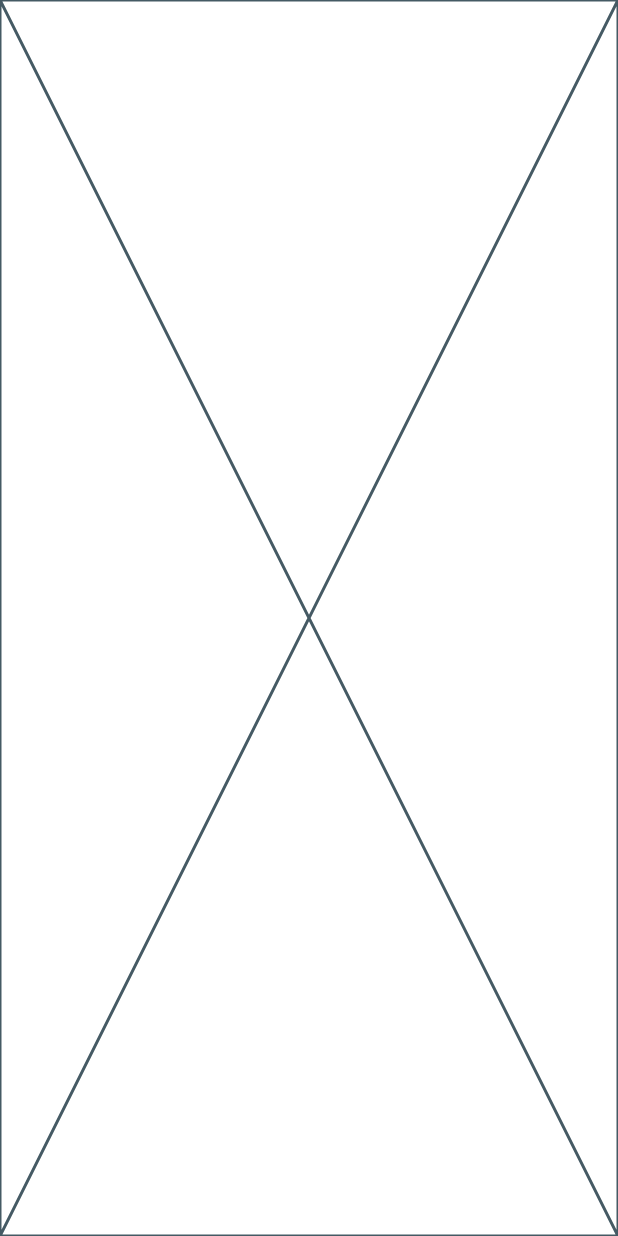
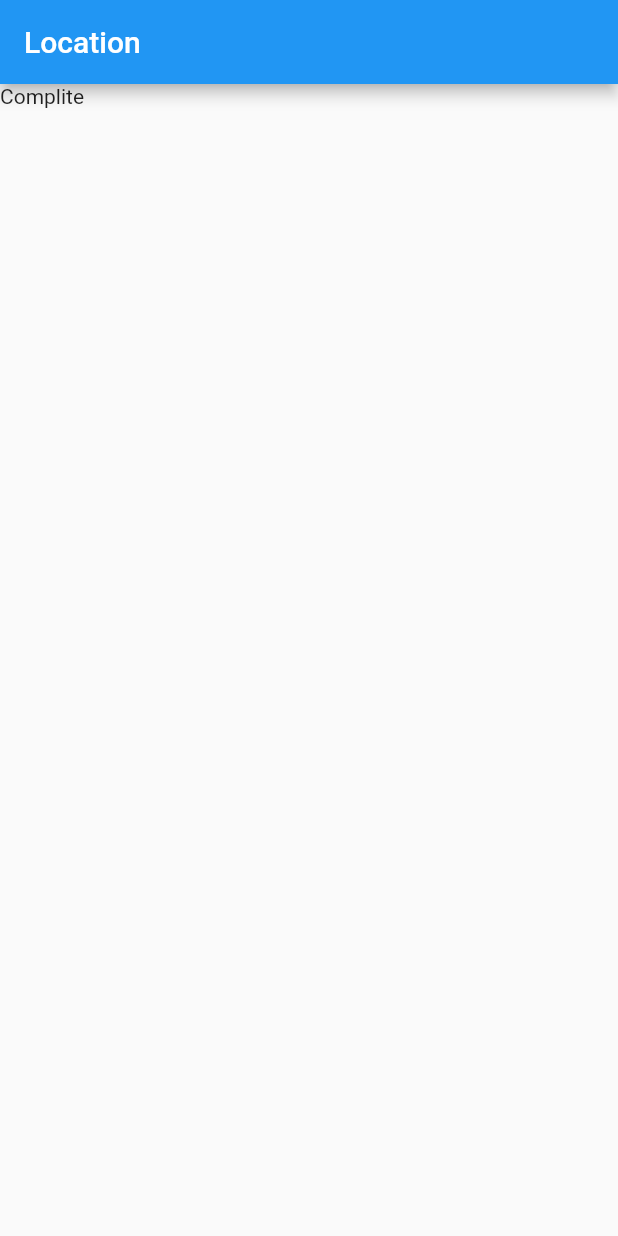
Before and after one commit to netos23/rick_and_morty_app, a Flutter app: the screen it shows after launch, on a phone screen of 412 x 824 dp. Run offline on Flutter 3.47's test engine with Material 2 defaults, Android fonts, the phone set to English and light mode, and no system bars; our stand-ins replace freezed_annotation.

Commit message:
Сделена FutureUpdater А так же freezed

```diff
--- a/lib/main.dart
+++ b/lib/main.dart
@@ -2,5 +2,7 @@ import 'package:flutter/material.dart';
 import 'package:rick_and_morty/rick_and_morty_app.dart';
 
 void main() {
-  runApp(const RickAndMortyApp());
+  runApp(
+    MaterialApp(home: const RickAndMortyApp()),
+  );
 }
--- /dev/null
+++ b/lib/model/future_updater.dart
@@ -0,0 +1,66 @@
+import 'dart:async';
+
+import 'package:flutter/material.dart';
+
+typedef DataBuilder<T> = Widget Function(BuildContext, T?);
+typedef ErrorBuilder<T> = Widget Function(BuildContext, dynamic, T?);
+typedef LoadingBuilder = Widget Function(BuildContext);
+
+class FutureUpdater<T> extends StatefulWidget {
+  FutureUpdater(
+      {required this.future,
+      required this.builder,
+      this.errorBuilder,
+      this.loadingBuilder,
+      super.key});
+
+  Future<T> future;
+  DataBuilder<T> builder;
+  ErrorBuilder<T>? errorBuilder;
+  LoadingBuilder? loadingBuilder;
+
+  @override
+  State<FutureUpdater<T>> createState() => _FutureUpdaterState();
+}
+
+class _FutureUpdaterState<T> extends State<FutureUpdater<T>> {
+  T? _data;
+  dynamic _error;
+
+  @override
+  void initState() {
+    super.initState();
+    widget.future
+      ..then((value) {
+        _handleEvent(value);
+      })
+      ..catchError((error) {
+        _handleError(error);
+      });
+  }
+
+  void _handleError(error) {
+    setState(() {
+      _error = error;
+    });
+  }
+
+  void _handleEvent(value) {
+    setState(() {
+      _data = value;
+    });
+  }
+
+  @override
+  Widget build(BuildContext context) {
+    final errorBuilder = widget.errorBuilder;
+    if (_error != null && errorBuilder != null) {
+      return errorBuilder.call(context, _error, _data);
+    }
+    final loadingBuilder = widget.loadingBuilder;
+    if (_data == null && loadingBuilder != null) {
+      return loadingBuilder.call(context);
+    }
+    return widget.builder(context, _data);
+  }
+}
--- /dev/null
+++ b/lib/model/location/location.dart
@@ -0,0 +1,21 @@
+import 'package:freezed_annotation/freezed_annotation.dart';
+
+part 'location.freezed.dart';
+
+part 'location.g.dart';
+
+@freezed
+class Location with _$Location {
+  const factory Location({
+    required int id,
+    required String name,
+    required String type,
+    required String dimension,
+    required List<String> residents,
+    required String url,
+    required String created,
+  })= _Location;
+
+  factory Location.fromJson(Map<String, dynamic> json)=>
+      _$LocationFromJson(json);
+}
--- a/lib/rick_and_morty_app.dart
+++ b/lib/rick_and_morty_app.dart
@@ -1,10 +1,34 @@
 import 'package:flutter/material.dart';
+import 'package:rick_and_morty/model/future_updater.dart';
 
 class RickAndMortyApp extends StatelessWidget {
   const RickAndMortyApp({super.key});
 
   @override
   Widget build(BuildContext context) {
-    return const Placeholder();
+    return Scaffold(
+      appBar: AppBar(
+        title: Text('Location'),
+      ),
+      body:
+      FutureUpdater(
+        future: Future(() async {
+          await Future.delayed(Duration(seconds: 3));
+          return 'Complite';
+        }),
+        builder: (context, data) {
+          data ??= '-1';
+          return Text(data);
+        },
+        loadingBuilder: (context) {
+          return Center(
+            child: CircularProgressIndicator(),
+          );
+        },
+        errorBuilder: (context, error, data){
+          return Text(error.toString());
+        },
+      ),
+    );
   }
 }
--- a/pubspec.yaml
+++ b/pubspec.yaml
@@ -10,11 +10,16 @@ dependencies:
   flutter:
     sdk: flutter
   cupertino_icons: ^1.0.2
+  freezed_annotation: ^2.4.1
+  json_annotation: ^4.8.1
 
 dev_dependencies:
   flutter_test:
     sdk: flutter
   flutter_lints: ^2.0.0
+  build_runner: ^2.4.6
+  freezed: ^2.4.1
+  json_serializable: ^6.7.1
 
 
 flutter:
```
Also changed, not shown: lib/model/location/location.freezed.dart (added), lib/model/location/location.g.dart (added), pubspec.lock.
